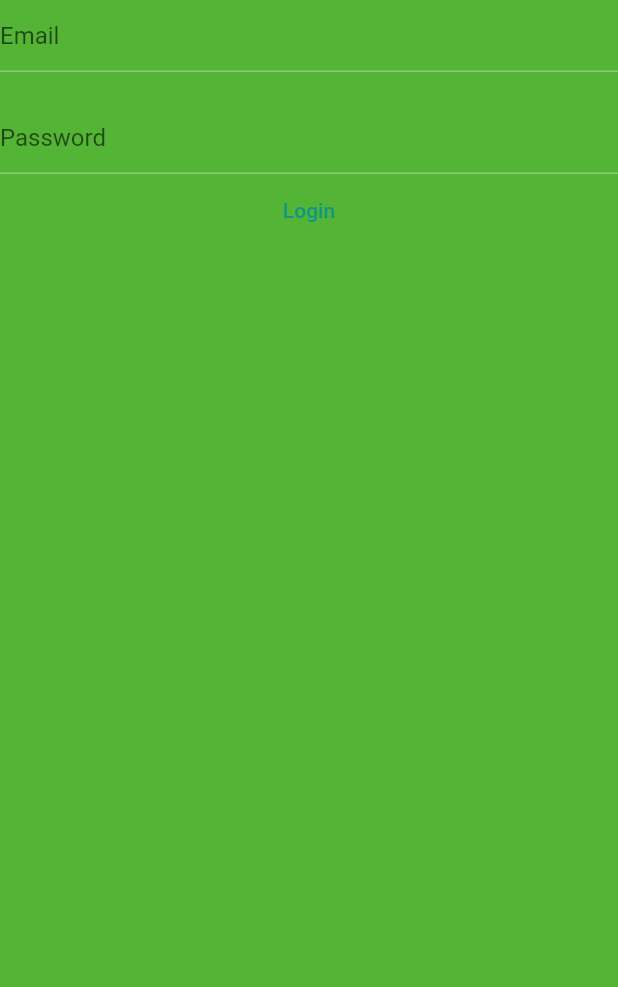
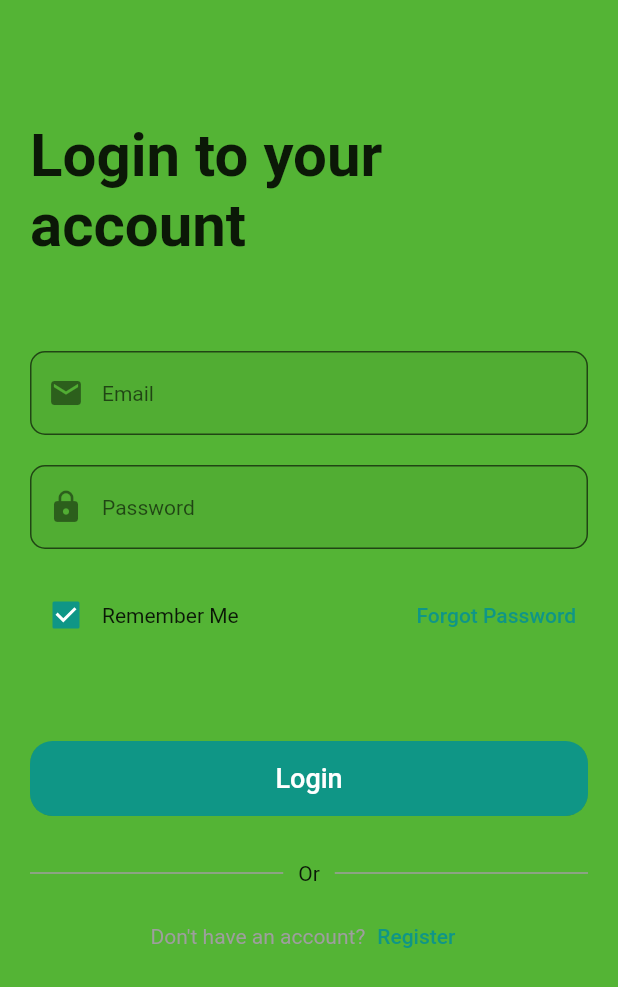
Before and after one commit to Gurung-Manish/HandyMan-Mobile, a Flutter app: the screen it shows after launch, on a phone screen of 412 x 824 dp. Shown: the top 987 px of the screen. Run offline on Flutter 3.47's test engine with Material 2 defaults, Android fonts, the light colour scheme and no system bars; our stand-ins replace bloc, flutter_bloc, freezed_annotation.

Commit message:
creating bloc and files for register

```diff
--- a/lib/features/login/presentation/pages/login_page.dart
+++ b/lib/features/login/presentation/pages/login_page.dart
@@ -2,6 +2,7 @@ import 'package:flutter/material.dart';
 import 'package:flutter_bloc/flutter_bloc.dart';
 import 'package:handyman_mobile/features/login/data/models/login_api_model.dart';
 import 'package:handyman_mobile/features/login/presentation/bloc/login_bloc.dart';
+import 'package:handyman_mobile/theme/colors.dart';
 
 class LoginPage extends StatelessWidget {
   const LoginPage({super.key});
@@ -13,27 +14,89 @@ class LoginPage extends StatelessWidget {
     final _passwordController = TextEditingController();
 
     return Scaffold(
-      body: Form(
+      body: SafeArea(
+        child: SingleChildScrollView(
+          child: Container(
+            padding: const EdgeInsets.all(20),
+            child: Form(
               key: _formKey,
               child: Column(
+                crossAxisAlignment: CrossAxisAlignment.start,
                 children: [
+                  const SizedBox(
+                    height: 60,
+                  ),
+                  const Text(
+                    "Login to your\naccount",
+                    maxLines: 2,
+                    style: TextStyle(fontSize: 40, fontWeight: FontWeight.bold),
+                  ),
+                  const SizedBox(
+                    height: 60,
+                  ),
                   TextFormField(
                     controller: _emailController,
-              decoration: const InputDecoration(
+                    style: const TextStyle(fontSize: 14),
+                    decoration: InputDecoration(
+                      filled: true,
+                      prefixIcon: const Icon(
+                        Icons.email,
+                      ),
+                      border: OutlineInputBorder(
+                        borderRadius: BorderRadius.circular(10),
+                      ),
                       hintText: "Email",
                     ),
                   ),
-            SizedBox(
+                  const SizedBox(
                     height: 20,
                   ),
                   TextFormField(
+                    obscureText: true,
                     controller: _passwordController,
-              obscureText: true,
-              decoration: const InputDecoration(
+                    style: const TextStyle(fontSize: 14),
+                    decoration: InputDecoration(
+                      filled: true,
+                      prefixIcon: const Icon(
+                        Icons.lock,
+                      ),
+                      border: OutlineInputBorder(
+                        borderRadius: BorderRadius.circular(10),
+                      ),
                       hintText: "Password",
                     ),
                   ),
+                  const SizedBox(
+                    height: 20,
+                  ),
+                  Row(
+                    mainAxisAlignment: MainAxisAlignment.spaceBetween,
+                    children: [
+                      Row(
+                        children: [
+                          Checkbox(
+                            activeColor: lightThemeColors(context).primary,
+                            value: true,
+                            onChanged: (bool? value) {},
+                          ),
+                          const Text("Remember Me")
+                        ],
+                      ),
                       TextButton(
+                        onPressed: () {},
+                        child: const Text("Forgot Password"),
+                      )
+                    ],
+                  ),
+                  const SizedBox(
+                    height: 60,
+                  ),
+                  Container(
+                    height: 50,
+                    width: double.infinity,
+                    child: ClipRRect(
+                      borderRadius: BorderRadius.circular(15),
+                      child: ElevatedButton(
                           onPressed: () => {
                                 if (_formKey.currentState!.validate())
                                   {
@@ -41,17 +104,58 @@ class LoginPage extends StatelessWidget {
                                           LoginEvent.onLogin(
                                             loginApiModel: LoginApiModel(
                                                 email: _emailController.text,
-                                      password: _passwordController.text),
+                                                password:
+                                                    _passwordController.text),
                                           ),
                                         ),
-                          // If the form is valid, display a snackbar. In the real world,
-                          // you'd often call a server or save the information in a database.
-                          ScaffoldMessenger.of(context).showSnackBar(
-                            const SnackBar(content: Text('Loading')),
-                          )
                                   }
                               },
-                child: Text("Login")),
+                          child: const Text(
+                            "Login",
+                            style: TextStyle(fontSize: 18),
+                          )),
+                    ),
+                  ),
+                  const SizedBox(
+                    height: 30,
+                  ),
+                  Row(
+                    children: [
+                      Expanded(
+                        child: Container(
+                          height: 1,
+                          decoration: BoxDecoration(color: Colors.grey),
+                        ),
+                      ),
+                      const SizedBox(
+                        width: 10,
+                      ),
+                      const Text("Or"),
+                      const SizedBox(
+                        width: 10,
+                      ),
+                      Expanded(
+                        child: Container(
+                          height: 1,
+                          decoration: BoxDecoration(color: Colors.grey),
+                        ),
+                      ),
+                    ],
+                  ),
+                  const SizedBox(
+                    height: 10,
+                  ),
+                  Row(
+                    mainAxisAlignment: MainAxisAlignment.center,
+                    children: [
+                      const Text(
+                        "Don't have an account?",
+                        style: TextStyle(color: Colors.grey),
+                      ),
+                      TextButton(
+                          onPressed: () {}, child: const Text("Register"))
+                    ],
+                  ),
                   BlocBuilder<LoginBloc, LoginState>(
                     builder: (context, state) {
                       if (state is LoginLoadingState) {
@@ -66,6 +170,9 @@ class LoginPage extends StatelessWidget {
                 ],
               ),
             ),
+          ),
+        ),
+      ),
     );
   }
 }
--- /dev/null
+++ b/lib/features/register/presentation/bloc/register_bloc.dart
@@ -0,0 +1,14 @@
+import 'package:bloc/bloc.dart';
+import 'package:freezed_annotation/freezed_annotation.dart';
+
+part 'register_event.dart';
+part 'register_state.dart';
+part 'register_bloc.freezed.dart';
+
+class RegisterBloc extends Bloc<RegisterEvent, RegisterState> {
+  RegisterBloc() : super(RegisterInitialState()) {
+    on<_onRegister>((event, emit) {
+      // TODO: implement event handler
+    });
+  }
+}
--- /dev/null
+++ b/lib/features/register/presentation/bloc/register_event.dart
@@ -0,0 +1,6 @@
+part of 'register_bloc.dart';
+
+@freezed
+class RegisterEvent with _$RegisterEvent {
+  const factory RegisterEvent.onRegister() = _onRegister;
+}
--- /dev/null
+++ b/lib/features/register/presentation/bloc/register_state.dart
@@ -0,0 +1,9 @@
+part of 'register_bloc.dart';
+
+@freezed
+class RegisterState with _$RegisterState {
+  const factory RegisterState.initial() = RegisterInitialState;
+  const factory RegisterState.loading() = RegisterLoadingState;
+  const factory RegisterState.loaded() = RegisterLoadedState;
+  const factory RegisterState.error() = RegisterErrorState;
+}
--- a/lib/main.dart
+++ b/lib/main.dart
@@ -15,6 +15,7 @@ class MyApp extends StatelessWidget {
   @override
   Widget build(BuildContext context) {
     return MaterialApp(
+      debugShowCheckedModeBanner: false,
       theme: ThemeData.from(colorScheme: lightThemeColors(context)),
       darkTheme: ThemeData.from(colorScheme: darkThemeColors(context)),
       home: MultiBlocProvider(providers: [
--- a/lib/theme/colors.dart
+++ b/lib/theme/colors.dart
@@ -12,14 +12,14 @@ ColorScheme lightThemeColors(context) {
     background: Color(0xFFF1F2F3),
     onBackground: Color(0xFFFFFFFF),
     surface: Color(0xFF54B435),
-    onSurface: Color(0xFFEAEAEA),
+    onSurface: Color(0xFF505050),
   );
 }
 
 ColorScheme darkThemeColors(context) {
   return const ColorScheme(
     brightness: Brightness.dark,
-    primary: Color(0xFF539963),
+    primary: Color(0xFF0F9686),
     onPrimary: Color(0xFFFFFFFF),
     secondary: Color(0xFF00A59E),
     onSecondary: Color(0xFFEAEAEA),
```
Also changed, not shown: lib/features/register/presentation/bloc/register_bloc.freezed.dart (added). Lines whose indentation alone changed are shown as unchanged.
